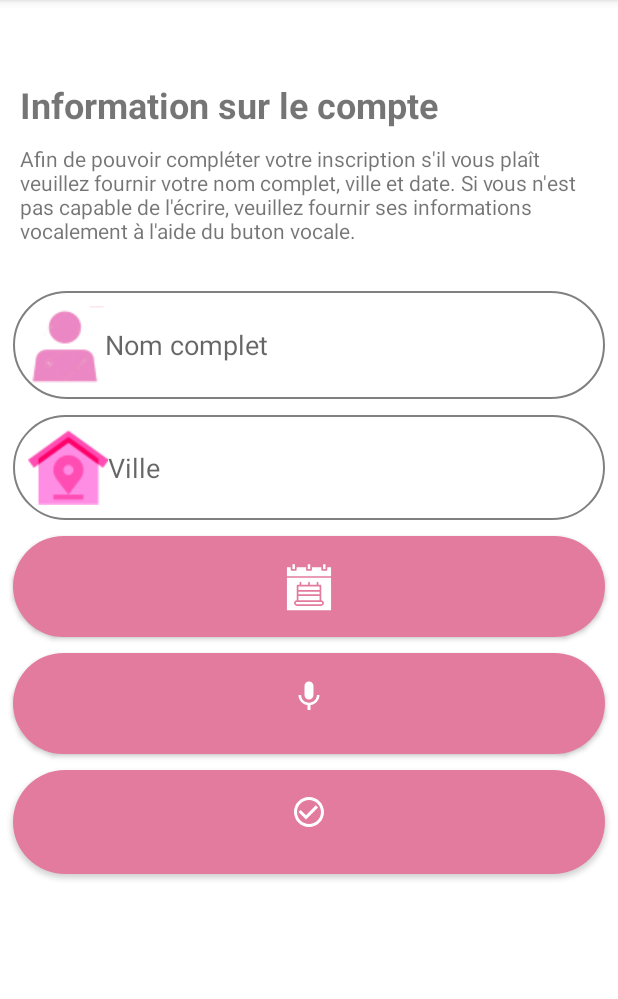
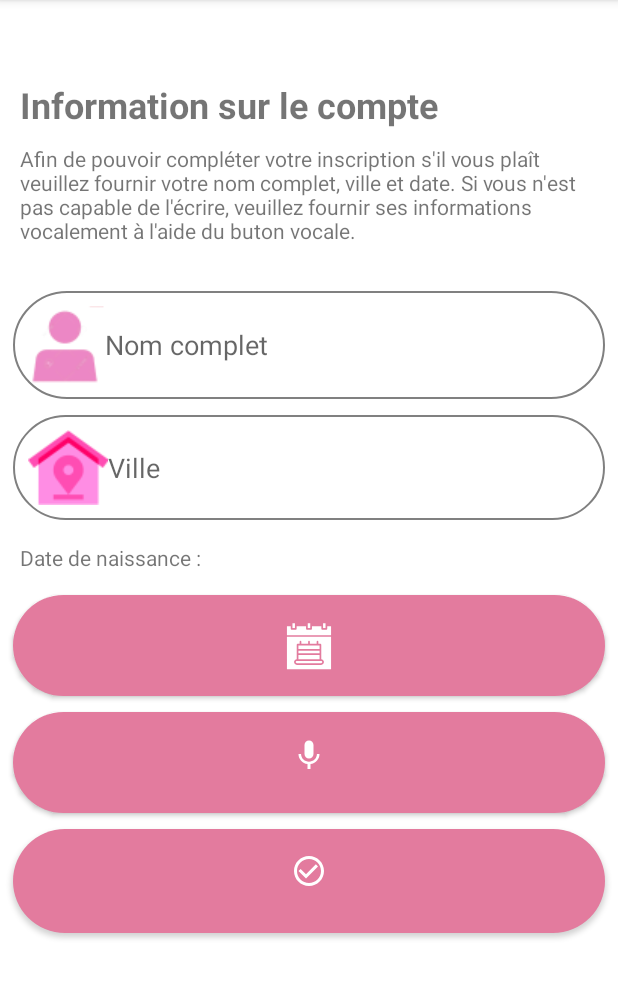
Before and after one commit to Application-mobile-Heroine-du-Faso-FB31/Application-Heroine-du-faso, an Android app: the SignUpPage screen opened directly, with no data from a screen before it, on a phone screen of 412 x 824 dp, the part 84-1083 px from its top. Run offline under Robolectric (Android 15) with nearby library versions, the phone set to English and light mode, and no system bars; our stand-ins replace Firebase (no records; nobody signed in at launch, a user with empty details on screens opened directly).

Commit message:
fix some bugs

```diff
--- a/Heroinedufaso/app/src/main/java/com/example/heroinedufaso/SignUpPage.java
+++ b/Heroinedufaso/app/src/main/java/com/example/heroinedufaso/SignUpPage.java
@@ -13,7 +13,9 @@ import static android.content.ContentValues.TAG;
 import androidx.annotation.NonNull;
 import androidx.appcompat.app.AppCompatActivity;
 
+import android.annotation.SuppressLint;
 import android.app.DatePickerDialog;
+import android.app.ProgressDialog;
 import android.content.Intent;
 import android.os.Bundle;
 import android.os.Handler;
@@ -24,6 +26,7 @@ import android.view.View;
 import android.widget.Button;
 import android.widget.DatePicker;
 import android.widget.EditText;
+import android.widget.TextView;
 import android.widget.Toast;
 
 import com.google.firebase.auth.FirebaseAuth;
@@ -50,6 +53,8 @@ public class SignUpPage extends AppCompatActivity  implements
 
     private TextToSpeech textToSpeech;
 
+    private TextView birthdayOutput;
+
 
 
     @Override
@@ -59,6 +64,7 @@ public class SignUpPage extends AppCompatActivity  implements
 
 
 
+    @SuppressLint("MissingInflatedId")
     @Override
     protected void onCreate(Bundle savedInstanceState) {
         super.onCreate(savedInstanceState);
@@ -70,6 +76,7 @@ public class SignUpPage extends AppCompatActivity  implements
         birthday = findViewById(R.id.birthday_input_page_creation);
         voice = findViewById(R.id.Vocal_btn_page_creation);
         validate = findViewById(R.id.Valider_btn_page_creation);
+        birthdayOutput = findViewById(R.id.birtdayTxtViewSignUP);
 
 
 
@@ -146,7 +153,6 @@ public class SignUpPage extends AppCompatActivity  implements
 
 
 //        getVoiceInstruction();
-
         checkData();
 
 //        if(!hasData){
@@ -186,7 +192,10 @@ public class SignUpPage extends AppCompatActivity  implements
     private boolean checkData() {
         FirebaseUser mAuthCurrentUser = mAuth.getCurrentUser();
         boolean [] hasData = {false};
-        CustomProgressDialog dialog = new CustomProgressDialog(SignUpPage.this);
+        ProgressDialog progressDialog = new ProgressDialog(this);
+        progressDialog.setTitle("Chargement ...");
+        progressDialog.show();
+
 
         if(mAuthCurrentUser != null){
             final FirebaseDatabase database = FirebaseDatabase.getInstance();
@@ -199,16 +208,21 @@ public class SignUpPage extends AppCompatActivity  implements
 
                     User user = snapshot.getValue(User.class);
                     if(user != null){
-                        dialog.show();
+
                         if(user.getUid().equals(mAuthCurrentUser.getUid())){
                             hasData[0] = true;
+
                             if(user.getRole().equals("user")){
+                                progressDialog.dismiss();
                                 startActivity(new Intent(SignUpPage.this, HomePageUser.class));
                                 finish();
                             } else if (user.getRole().equals("manager")) {
+                                progressDialog.dismiss();
                                 startActivity(new Intent(SignUpPage.this, AdminHomePage.class));
                                 finish();
                             }
+
+
 
                             return;
 
@@ -221,7 +235,7 @@ public class SignUpPage extends AppCompatActivity  implements
 //                                dialog.dismiss();
 //                            }
 //                        }, 2000);
-
+                        progressDialog.dismiss();
                         textToSpeech = new TextToSpeech(getApplicationContext(), new TextToSpeech.OnInitListener() {
                             @Override
                             public void onInit(int status) {
@@ -278,6 +292,7 @@ public class SignUpPage extends AppCompatActivity  implements
     public void onDateSet(DatePicker view, int year, int month, int dayOfMonth) {
         birthdayInput  = dayOfMonth + "/" + month + "/" + year;
         birthday.setText(birthdayInput);
+        birthdayOutput.setText("Date de naissance " + birthdayInput);
     }
 
 }
--- a/Heroinedufaso/app/src/main/res/layout/activity_sign_up_page.xml
+++ b/Heroinedufaso/app/src/main/res/layout/activity_sign_up_page.xml
@@ -93,6 +93,16 @@
         android:inputType="textPostalAddress"
         android:padding="10dp" />
 
+    <TextView
+        android:id="@+id/birtdayTxtViewSignUP"
+        android:layout_width="match_parent"
+        android:layout_height="wrap_content"
+        android:layout_marginLeft="10dp"
+        android:layout_marginTop="10dp"
+        android:layout_marginBottom="10dp"
+        android:text="Date de naissance :  "
+        android:textSize="14sp"></TextView>
+
     <Button
         android:id="@+id/birthday_input_page_creation"
         android:layout_width="match_parent"
```
Also changed, not shown: Heroinedufaso/app/src/main/java/com/example/heroinedufaso/AdminLoginPage.java (+28 -1 lines), Heroinedufaso/app/src/main/java/com/example/heroinedufaso/ProfileUserActivity.java (+10 -11 lines), Heroinedufaso/app/src/main/res/drawable/pinkbg.xml (added, +8 -0 lines), Heroinedufaso/app/src/main/res/drawable/roundimagepink.xml (added, +11 -0 lines), Heroinedufaso/app/src/main/res/layout/activity_admin_login_page.xml (+15 -9 lines), Heroinedufaso/app/src/main/res/layout/activity_profile_user.xml (+32 -17 lines).
